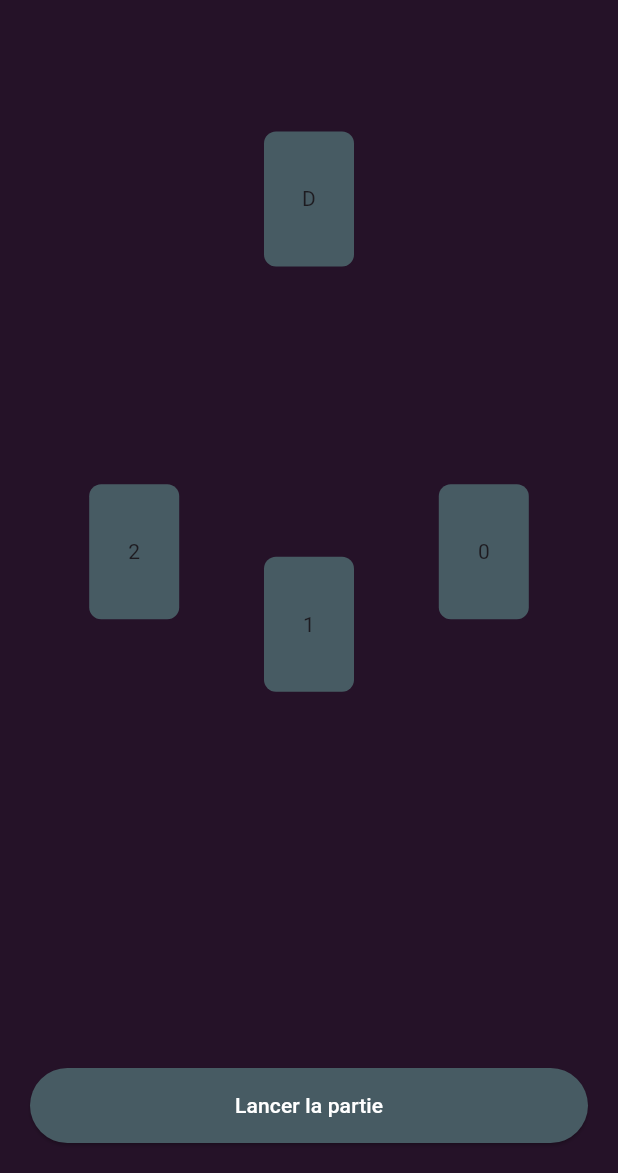
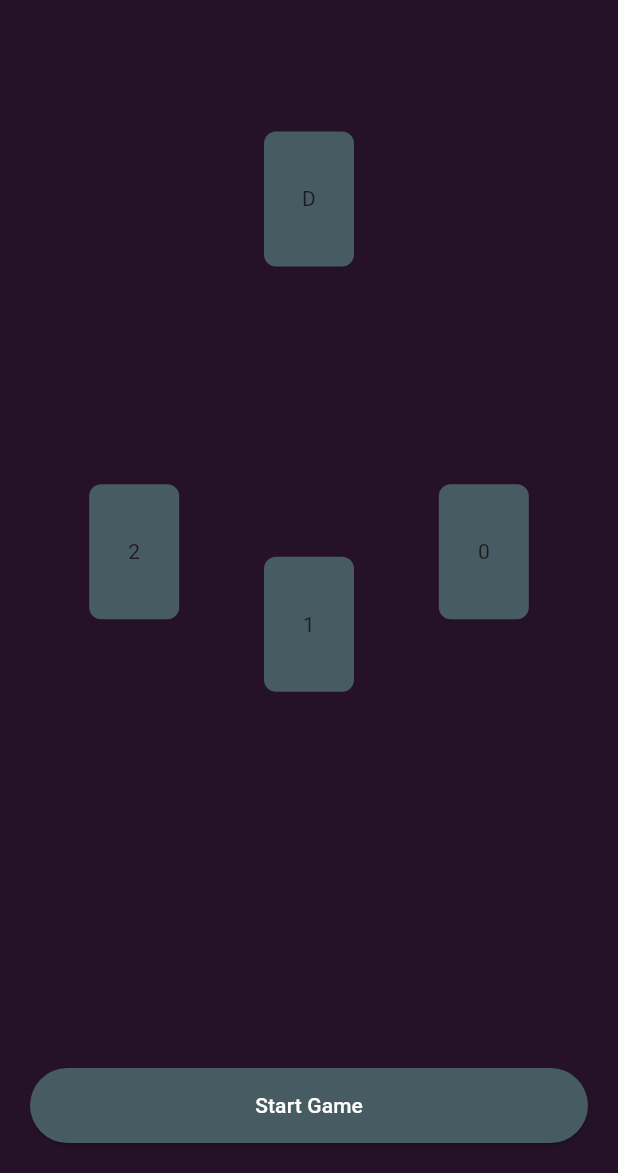
Before and after one commit to MateoSacre/Turbo_Blackjack, a Flutter app: the PlayTable screen opened by its route, on a phone screen of 412 x 824 dp, the part 63-1236 px from its top. Run offline on Flutter 3.47's test engine with Material 3 defaults, Android fonts, the light colour scheme and no system bars; our stand-ins replace logger.

Commit message:
[V0.2.1] Translate

```diff
--- a/lib/Game/Logic/deck_logic.dart
+++ b/lib/Game/Logic/deck_logic.dart
@@ -28,7 +28,7 @@ class DeckLogic {
 
   static void shuffleDeck() {
     int shuffleCount = 5 + random.nextInt(6); // [5,10]
-    print("Nombre de mélanges à effectuer : $shuffleCount");
+    print("Number of shuffles to perform: $shuffleCount");
     shuffleDeckXTimes(shuffleCount);
   }
 
@@ -36,24 +36,23 @@ class DeckLogic {
     List<Card> deck = List.from(GameValues.deck);
     if (!GameValues.isGameStarted &&
         deck.isNotEmpty &&
-        deck.length != SettingsGlobalValues.nbDecks.settingValue * 52) {
+        deck.length != SettingsGlobalValues.deckCount.settingValue * 52) {
       print("Error in deck size while shuffling");
     }
-    print(
-        "Départ - Deck initial : ${deck.map((c) => c.toString()).join(', ')}");
+    print("Start - Initial deck: ${deck.map((c) => c.toString()).join(', ')}");
 
     if (deck.isEmpty) {
-      print("Deck vide, annulation du mélange.");
+      print("Deck empty, shuffle cancelled.");
       GameValues.deck.addAll(GameValues.discardPile);
       GameValues.discardPile.clear();
     }
 
     for (int round = 1; round <= shuffleCount; round++) {
-      print("\n--- Mélange #$round ---");
+      print("\n--- Shuffle #$round ---");
 
       if (deck.length < 8) {
         print(
-            "Deck trop petit pour découpage, utilisation du mélange simple (Fisher-Yates).");
+            "Deck too small to cut, using simple shuffle (Fisher-Yates).");
         deck = _basicShuffle(deck, random);
         continue;
       }
@@ -64,7 +63,7 @@ class DeckLogic {
     }
 
     print(
-        "\nDeck final de [${deck.length}] cartes après $shuffleCount mélanges : ${deck.map((c) => c.toString()).join(', ')}");
+        "\nFinal deck of [${deck.length}] cards after $shuffleCount shuffles: ${deck.map((c) => c.toString()).join(', ')}");
     GameValues.deck = deck;
   }
 
@@ -76,7 +75,7 @@ class DeckLogic {
       deck[j] = temp;
     }
     print(
-        "Deck mélangé (simple) : ${deck.map((c) => c.toString()).join(', ')}");
+        "Shuffled deck (simple): ${deck.map((c) => c.toString()).join(', ')}");
     return deck;
   }
 
@@ -106,7 +105,7 @@ class DeckLogic {
       List<Card> subDeck = subDecks[d];
       if (subDeck.length < 2) {
         mixedSubDecks.add(List<Card>.from(subDeck));
-        print("SubDeck $d trop petit pour split, inchangé.");
+        print("SubDeck $d too small to split, unchanged.");
         continue;
       }
 
@@ -114,11 +113,9 @@ class DeckLogic {
       List<Card> firstHalf = subDeck.sublist(0, middle);
       List<Card> secondHalf = subDeck.sublist(middle);
 
-      print("SubDeck $d split en :");
-      print(
-          "- Première moitié : ${firstHalf.map((c) => c.toString()).join(', ')}");
-      print(
-          "- Seconde moitié  : ${secondHalf.map((c) => c.toString()).join(', ')}");
+      print("SubDeck $d split into:");
+      print("- First half: ${firstHalf.map((c) => c.toString()).join(', ')}");
+      print("- Second half: ${secondHalf.map((c) => c.toString()).join(', ')}");
 
       List<Card> mixed = [];
       int i = 0, j = 0;
@@ -128,7 +125,7 @@ class DeckLogic {
       }
 
       print(
-          "SubDeck $d mélangé : ${mixed.map((c) => c.toString()).join(', ')}");
+          "SubDeck $d shuffled: ${mixed.map((c) => c.toString()).join(', ')}");
       mixedSubDecks.add(mixed);
     }
 
@@ -152,7 +149,7 @@ class DeckLogic {
 
     finalDeck.sort((a, b) => a.value.compareTo(b.value));
     print(
-        "Deck de [${finalDeck.length}] cartes reformé après entrelacement : ${finalDeck.map((c) => c.toString()).join(', ')}");
+        "Deck of [${finalDeck.length}] cards rebuilt after interlacing: ${finalDeck.map((c) => c.toString()).join(', ')}");
     return finalDeck;
   }
 
@@ -160,10 +157,10 @@ class DeckLogic {
     checkForDeckShuffle();
     Card card = GameValues.deck.removeLast();
     print(
-        "\nDeck de [${GameValues.deck.length}] cartes après draw : ${GameValues.deck.map((c) => c.toString()).join(', ')}");
+        "\nDeck of [${GameValues.deck.length}] cards after draw: ${GameValues.deck.map((c) => c.toString()).join(', ')}");
     await waitForDraw();
 
-    // Notifie globalement l’application
+    // Notify the application globally
     DeckNotifier.instance.notifyCardDrawn();
 
     return card;
@@ -175,50 +172,50 @@ class DeckLogic {
   }
 
   static void shuffleWithShuffler() {
-    if (GameValues.discardPile.length < 10) return; // Devrait être impossible
+    if (GameValues.discardPile.length < 10) return; // Should be impossible
 
-    // Étape 1 : diviser le deck en autant de piles que de cartes dans la défausse
+    // Step 1: split the deck into as many piles as there are cards in the discard pile
     final pileCount = GameValues.discardPile.length;
     List<List<Card>> piles = List.generate(pileCount, (_) => []);
     for (int i = 0; i < GameValues.deck.length; i++) {
       piles[i % pileCount].add(GameValues.deck[i]);
     }
 
-    // Étape 2 : trier la défausse par cartes les plus favorables au dealer (countValue décroissant)
+    // Step 2: sort the discard pile by cards most favorable to the dealer (countValue descending)
     GameValues.discardPile
         .sort((a, b) => b.getCountValue().compareTo(a.getCountValue()));
 
-    // Logs d’état initial
+    // Initial state logs
     for (int i = 0; i < piles.length; i++) {
       print(
-          "\nPile [${i}] de [${piles[i].length}] cartes en début de shuffle : ${piles[i].map((c) => c.toString()).join(', ')}");
+          "\nPile [${i}] of [${piles[i].length}] cards at start of shuffle: ${piles[i].map((c) => c.toString()).join(', ')}");
     }
     print(
-        "\nDeck de [${GameValues.deck.length}] cartes en début de shuffle : ${GameValues.deck.map((c) => c.toString()).join(', ')}");
+        "\nDeck of [${GameValues.deck.length}] cards at start of shuffle: ${GameValues.deck.map((c) => c.toString()).join(', ')}");
     print(
-        "\nDéfausse de [${GameValues.discardPile.length}] cartes en début de shuffle : ${GameValues.discardPile.map((c) => c.toString()).join(', ')}");
+        "\nDiscard pile of [${GameValues.discardPile.length}] cards at start of shuffle: ${GameValues.discardPile.map((c) => c.toString()).join(', ')}");
 
-    // Étape 3 : calcul du running count local de chaque pile
+    // Step 3: compute the local running count of each pile
     List<int> pileLocalCounts = List<int>.generate(piles.length, (i) {
       int local = 0;
       for (final c in piles[i]) local += c.getCountValue();
       return local;
     });
 
-    // Construire une liste d'indices de piles, triée par localCount décroissant
+    // Build a list of pile indices sorted by localCount descending
     List<int> pileIndices = List<int>.generate(piles.length, (i) => i);
     pileIndices
         .sort((i, j) => pileLocalCounts[j].compareTo(pileLocalCounts[i]));
 
-    // Cartes triées par countValue décroissant (déjà triées ci-dessus)
+    // Cards sorted by countValue descending (already sorted above)
     final int n = min(GameValues.discardPile.length, piles.length);
 
-    // Étape 4 : appariement 1-à-1 optimal (carte[k] -> pileIndices[k])
+    // Step 4: optimal one-to-one pairing (card[k] -> pileIndices[k])
     for (int k = 0; k < n; k++) {
       final card = GameValues.discardPile[k];
       final int targetPileIndex = pileIndices[k];
 
-      // Recalcule défensif du beforeCount si tu veux le log exact à l’instant t
+      // Defensive recomputation of beforeCount if you want the exact log at time t
       int beforeCount = 0;
       for (final c in piles[targetPileIndex]) beforeCount += c.getCountValue();
 
@@ -227,26 +224,26 @@ class DeckLogic {
           "shuffleWithShuffler[card=${card.getCardValue()},value=${card.value},countValue=${card.getCountValue()},"
           "pileIndex=${targetPileIndex},pileCountBefore=${beforeCount},pileCountAfter=${beforeCount + card.getCountValue()}]");
 
-      // Insertion : ici au milieu de la pile (conservé)
+      // Insertion: here in the middle of the pile (kept)
       piles[targetPileIndex]
           .insert((piles[targetPileIndex].length / 2).floor(), card);
     }
 
-    // Étape 5 : fusionner les piles dans un nouveau deck
+    // Step 5: merge the piles into a new deck
     GameValues.deck = piles.expand((pile) => pile).toList();
 
-    // Vider la défausse (les cartes ont été réaffectées)
+    // Empty the discard pile (cards have been reassigned)
     GameValues.discardPile.clear();
 
-    // Logs d’état final
+    // Final state logs
     for (int i = 0; i < piles.length; i++) {
       print(
-          "\nPile [${i}] de [${piles[i].length}] cartes en fin de shuffle : ${piles[i].map((c) => c.toString()).join(', ')}");
+          "\nPile [${i}] of [${piles[i].length}] cards at end of shuffle: ${piles[i].map((c) => c.toString()).join(', ')}");
     }
     print(
-        "\nDeck de [${GameValues.deck.length}] cartes en fin de shuffle : ${GameValues.deck.map((c) => c.toString()).join(', ')}");
+        "\nDeck of [${GameValues.deck.length}] cards at end of shuffle: ${GameValues.deck.map((c) => c.toString()).join(', ')}");
     print(
-        "\nDéfausse de [${GameValues.discardPile.length}] cartes en fin de shuffle : ${GameValues.discardPile.map((c) => c.toString()).join(', ')}");
+        "\nDiscard pile of [${GameValues.discardPile.length}] cards at end of shuffle: ${GameValues.discardPile.map((c) => c.toString()).join(', ')}");
   }
 
   static int getSum(int i, int j) {
@@ -254,7 +251,7 @@ class DeckLogic {
   }
 
   static addCardsToDeck() {
-    for (int i = 0; i < SettingsGlobalValues.nbDecks.settingValue; i++) {
+    for (int i = 0; i < SettingsGlobalValues.deckCount.settingValue; i++) {
       for (Color color in Color.values) {
         for (int value = 1; value <= 13; value++) {
           GameValues.deck.add(Card(value, color));
--- a/lib/Game/Logic/game_logic.dart
+++ b/lib/Game/Logic/game_logic.dart
@@ -32,9 +32,9 @@ class GameLogic {
       hand.cards.clear();
     }
     print(
-        "\nDeck de [${GameValues.deck.length}] cartes en fin de partie : ${GameValues.deck.map((c) => c.toString()).join(', ')}");
+        "\nDeck of [${GameValues.deck.length}] cards at end of game: ${GameValues.deck.map((c) => c.toString()).join(', ')}");
     print(
-        "\nDéfausse de [${GameValues.discardPile.length}] cartes en fin de partie : ${GameValues.discardPile.map((c) => c.toString()).join(', ')}");
+        "\nDiscard pile of [${GameValues.discardPile.length}] cards at end of game: ${GameValues.discardPile.map((c) => c.toString()).join(', ')}");
   }
 
   static Future<void> restartGame() async {
--- a/lib/Game/Table/play_table.dart
+++ b/lib/Game/Table/play_table.dart
@@ -197,7 +197,7 @@ class PlayTableState extends State<PlayTable> {
               : SettingsGlobalValues.secondColor,
         ),
         child: const Text(
-          'Lancer la partie',
+          'Start Game',
           style: TextStyle(color: SettingsGlobalValues.neutralColor),
         ),
       );
@@ -219,7 +219,7 @@ class PlayTableState extends State<PlayTable> {
               backgroundColor: SettingsGlobalValues.positiveColor,
             ),
             child: const Text(
-              'Tirer',
+              'Hit',
               style: TextStyle(color: SettingsGlobalValues.neutralColor),
             ),
           ),
@@ -235,7 +235,7 @@ class PlayTableState extends State<PlayTable> {
               backgroundColor: SettingsGlobalValues.positiveColor,
             ),
             child: const Text(
-              'Rester',
+              'Stand',
               style: TextStyle(color: SettingsGlobalValues.neutralColor),
             ),
           ),
@@ -252,7 +252,7 @@ class PlayTableState extends State<PlayTable> {
                 backgroundColor: SettingsGlobalValues.positiveColor,
               ),
               child: const Text(
-                'Doubler',
+                'Double',
                 style: TextStyle(color: SettingsGlobalValues.neutralColor),
               ),
             ),
@@ -269,7 +269,7 @@ class PlayTableState extends State<PlayTable> {
                 backgroundColor: SettingsGlobalValues.positiveColor,
               ),
               child: const Text(
-                'Splitter',
+                'Split',
                 style: TextStyle(color: SettingsGlobalValues.neutralColor),
               ),
             ),
@@ -286,7 +286,7 @@ class PlayTableState extends State<PlayTable> {
                 backgroundColor: SettingsGlobalValues.positiveColor,
               ),
               child: const Text(
-                'Abandonner',
+                'Surrender',
                 style: TextStyle(color: SettingsGlobalValues.neutralColor),
               ),
             ),
@@ -307,7 +307,7 @@ class PlayTableState extends State<PlayTable> {
               backgroundColor: SettingsGlobalValues.positiveColor,
             ),
             child: const Text(
-              'Relancer la partie',
+              'Restart Game',
               style: TextStyle(color: SettingsGlobalValues.neutralColor),
             ),
           ),
@@ -322,7 +322,7 @@ class PlayTableState extends State<PlayTable> {
               backgroundColor: SettingsGlobalValues.positiveColor,
             ),
             child: const Text(
-              'Arreter la partie',
+              'End Game',
               style: TextStyle(color: SettingsGlobalValues.neutralColor),
             ),
           ),
--- a/lib/Game/home_page.dart
+++ b/lib/Game/home_page.dart
@@ -38,7 +38,7 @@ class HomePage extends StatelessWidget {
                       backgroundColor: SettingsGlobalValues.positiveColor,
                     ),
                     child: const Text(
-                      'Jouer',
+                      'Play',
                       style: TextStyle(
                           color: SettingsGlobalValues.neutralColor,
                           fontWeight: FontWeight.bold),
@@ -53,7 +53,7 @@ class HomePage extends StatelessWidget {
                       backgroundColor: SettingsGlobalValues.secondColor,
                     ),
                     child: const Text(
-                      'Reglages',
+                      'Settings',
                       style: TextStyle(
                           color: SettingsGlobalValues.neutralColor,
                           fontWeight: FontWeight.bold),
--- a/lib/Settings/settings_global_values.dart
+++ b/lib/Settings/settings_global_values.dart
@@ -11,39 +11,42 @@ class SettingsGlobalValues {
 
   static final logger = Logger();
 
-  static IntegerSetting nbDecks = IntegerSetting(
-      settingName: 'DECK_NUMBER', settingValue: 1, doesChangeNeedReload: true);
+  static IntegerSetting deckCount = IntegerSetting(
+      settingName: 'Deck Count', settingValue: 1, doesChangeNeedReload: true);
   static IntegerSetting maxHands = IntegerSetting(
-      settingName: 'MAX_HANDS', settingValue: 3, doesChangeNeedReload: false);
-  static BoolSetting showBestOptions = BoolSetting(
-      settingName: "SHOW_BEST_OPTION",
+      settingName: 'Max Hands', settingValue: 3, doesChangeNeedReload: false);
+  static BoolSetting showBestOption = BoolSetting(
+      settingName: "Show Best Option",
       settingValue: false,
       doesChangeNeedReload: false);
   static BoolSetting showBestOptionAsPopup = BoolSetting(
-      settingName: "SHOW_BEST_OPTION_AS_POPUP",
+      settingName: "Show Best Option as Popup",
       settingValue: false,
       doesChangeNeedReload: false);
   static BoolSetting useShuffler = BoolSetting(
-      settingName: "USE_SHUFFLER",
+      settingName: "Use Shuffler",
       settingValue: false,
       doesChangeNeedReload: true);
 
   static Map<String, dynamic> toJson() {
     return {
-      'nbDecks': nbDecks.toJson(),
+      'deckCount': deckCount.toJson(),
       'maxHands': maxHands.toJson(),
-      'showBestOptions': showBestOptions.toJson(),
+      'showBestOption': showBestOption.toJson(),
       'showBestOptionAsPopup': showBestOptionAsPopup.toJson(),
+      'useShuffler': useShuffler.toJson(),
     };
   }
 
   factory SettingsGlobalValues.fromJson(Map<String, dynamic> json) {
-    SettingsGlobalValues.nbDecks = IntegerSetting.fromJson(json['nbDecks']);
+    SettingsGlobalValues.deckCount = IntegerSetting.fromJson(json['deckCount']);
     SettingsGlobalValues.maxHands = IntegerSetting.fromJson(json['maxHands']);
-    SettingsGlobalValues.showBestOptions =
-        BoolSetting.fromJson(json['showBestOptions']);
+    SettingsGlobalValues.showBestOption =
+        BoolSetting.fromJson(json['showBestOption']);
     SettingsGlobalValues.showBestOptionAsPopup =
         BoolSetting.fromJson(json['showBestOptionAsPopup']);
+    SettingsGlobalValues.useShuffler =
+        BoolSetting.fromJson(json['useShuffler']);
 
     return SettingsGlobalValues();
   }
@@ -64,14 +67,15 @@ class SettingsGlobalValues {
         final jsonString = await file.readAsString();
         final jsonData = jsonDecode(jsonString);
 
-        nbDecks = IntegerSetting.fromJson(jsonData['nbDecks']);
+        deckCount = IntegerSetting.fromJson(jsonData['deckCount']);
         maxHands = IntegerSetting.fromJson(jsonData['maxHands']);
-        showBestOptions = BoolSetting.fromJson(jsonData['showBestOptions']);
+        showBestOption = BoolSetting.fromJson(jsonData['showBestOption']);
         showBestOptionAsPopup =
             BoolSetting.fromJson(jsonData['showBestOptionAsPopup']);
+        useShuffler = BoolSetting.fromJson(jsonData['useShuffler']);
       }
     } catch (e) {
-      logger.w("Erreur lors du chargement des paramètres: $e");
+      logger.w("Error while loading settings: $e");
     }
   }
 
--- a/pubspec.yaml
+++ b/pubspec.yaml
@@ -3,7 +3,7 @@ description: "Time to train your BlackJack strats !"
 publish_to: 'none'
 
 
-version: 0.1.0
+version: 0.2.1
 
 environment:
   sdk: '>=3.4.3 <4.0.0'
```
Also changed, not shown: lib/Settings/setting_page.dart (+4 -4 lines).
